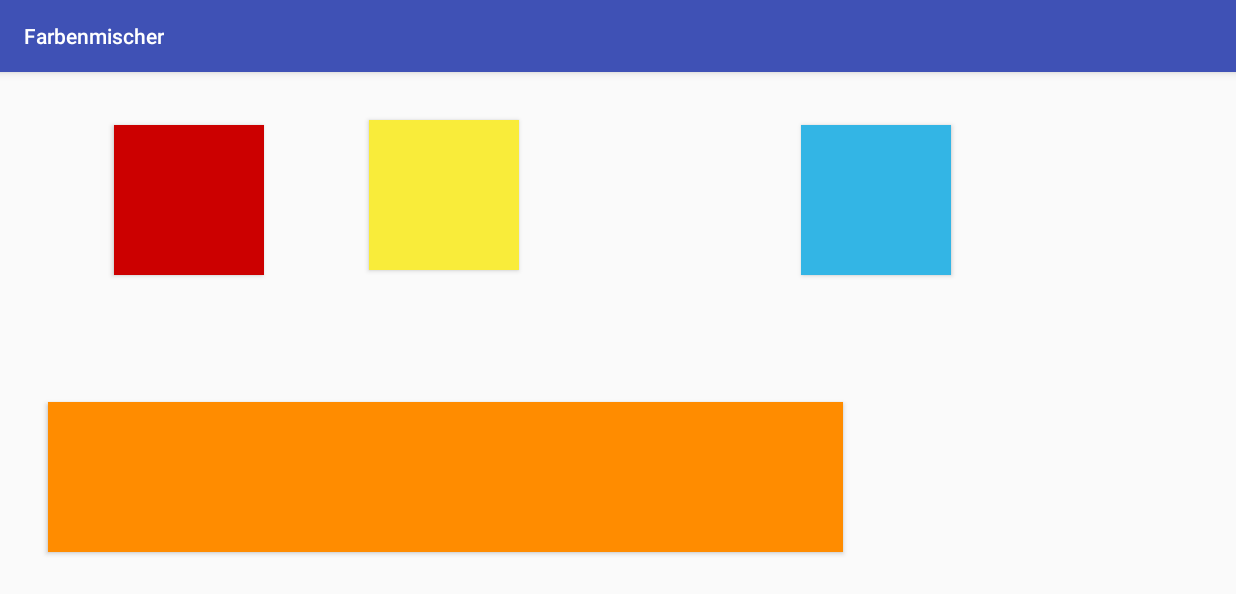
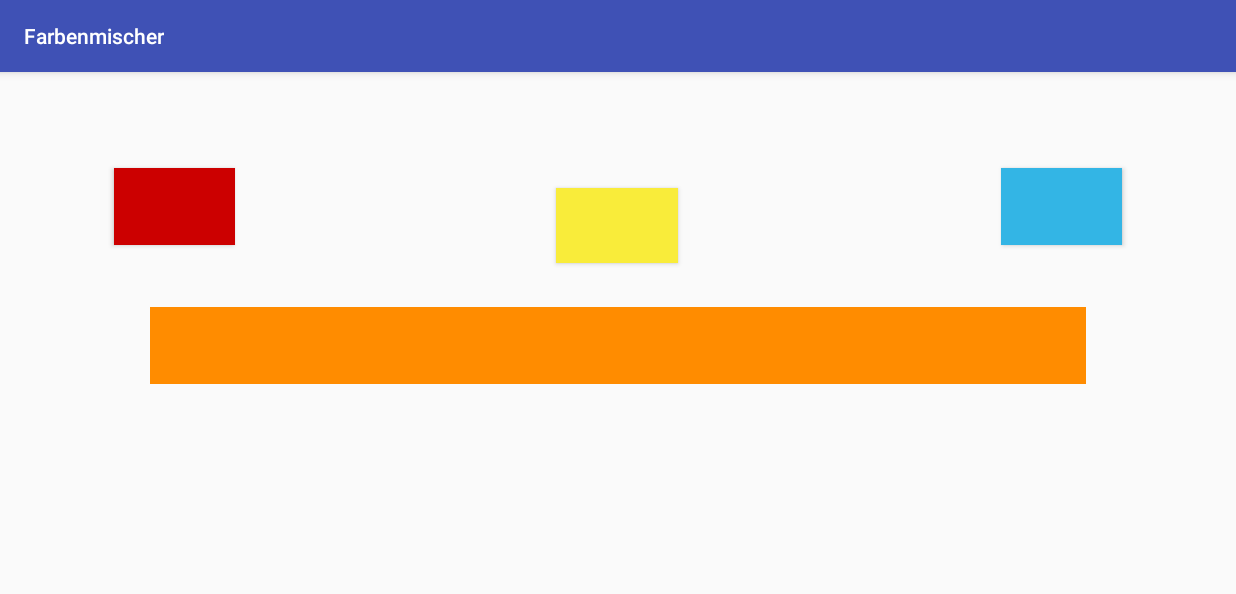
Before and after one commit to velotist/Farbenmischer, an Android app: the screen it shows after launch (MainActivity), after a tap on an icon or button, on a phone screen of 824 x 412 dp (held sideways). Shown: the top 594 px of the screen. Run offline under Robolectric (Android 15) with nearby library versions, the phone set to English and light mode, and no system bars; 1 other tap on this screen came first.

Commit message:
Changed the way on reacting to pressed buttons Optimized coding

```diff
--- a/app/src/main/java/com/marcus/farbenmischer/MainActivity.java
+++ b/app/src/main/java/com/marcus/farbenmischer/MainActivity.java
@@ -6,14 +6,16 @@ import android.os.Bundle;
 import android.support.v7.app.AppCompatActivity;
 import android.view.View;
 import android.widget.Button;
-
-import static android.graphics.Color.GREEN;
+import android.widget.TextView;
 
 public class MainActivity extends AppCompatActivity {
 
-    private int x=0;
-    private int y=0;
-    private int z=0;
+    private int x = 0, y = 0, z = 0;
+
+    Button btnRed;
+    Button btnYellow;
+    Button btnBlue;
+    TextView txtResult;
 
     @Override
     protected void onCreate(Bundle savedInstanceState) {
@@ -23,12 +25,13 @@ public class MainActivity extends AppCompatActivity {
         final MediaPlayer soundGreet = MediaPlayer.create(this,R.raw.leandergreet);
         soundGreet.start();
         try{
-            Thread.sleep(3000);
+            Thread.sleep(4000);
         }catch(InterruptedException ignored){}
 
-        Button btnRed = findViewById(R.id.btnRed_id);
-        Button btnYellow = findViewById(R.id.btnYellow_id);
-        Button btnBlue = findViewById(R.id.btnBlue_id);
+        btnRed = findViewById(R.id.btnRed_id);
+        btnYellow = findViewById(R.id.btnYellow_id);
+        btnBlue = findViewById(R.id.btnBlue_id);
+        txtResult = findViewById(R.id.txtResult_id);
 
         btnRed.setOnClickListener(redClickListener);
         btnYellow.setOnClickListener(yellowClickListener);
@@ -39,14 +42,10 @@ public class MainActivity extends AppCompatActivity {
         @Override
         public void onClick(View v) {
             String farbe = "Rot";
+            x = 1;
             playColor(farbe);
-            try{
-                Thread.sleep(3000);
-            }catch(InterruptedException ignored){}
-
-            x++;
-            if(x==2) x=1;
-            ergebnisFarbeMischen();
+            btnRed.setEnabled(false);
+            resultOfMixingColors();
         }
     };
 
@@ -55,13 +54,9 @@ public class MainActivity extends AppCompatActivity {
         public void onClick(View v) {
             String farbe = "Gelb";
             playColor(farbe);
-            try{
-                Thread.sleep(3000);
-            }catch(InterruptedException ignored){}
-
-            y++;
-            if(y==2) y=1;
-            ergebnisFarbeMischen();
+            y = 1;
+            btnYellow.setEnabled(false);
+            resultOfMixingColors();
         }
     };
 
@@ -70,45 +65,34 @@ public class MainActivity extends AppCompatActivity {
         public void onClick(View v) {
             String farbe = "Blau";
             playColor(farbe);
-            try{
-                Thread.sleep(3000);
-            }catch(InterruptedException ignored){}
-
-            z++;
-            if(z==2) z=1;
-            ergebnisFarbeMischen();
+            z = 1;
+            btnBlue.setEnabled(false);
+            resultOfMixingColors();
         }
     };
 
-    private void ergebnisFarbeMischen() {
+    private void resultOfMixingColors() {
     // x = Rot y = Gelb z = Blau
         // wenn Rot und Gelb gedrückt wurden
-        if(x==1 && y==1) {
+        if(x == 1 && y == 1) {
             // Gib die mp3 zur Farbe Orange aus und setze die Hintergrundfarbe des Ergebnisbuttons auf Orange
             String farbe = "Orange";
-            findViewById(R.id.btnResult_id).setBackgroundColor(Color.parseColor("#FF8C00"));
+            findViewById(R.id.txtResult_id).setBackgroundColor(Color.parseColor("#FF8C00"));
             playColor(farbe);
-            x=0;
-            y=0;
-            z=0;
         }
     // wenn Rot und Blau gedrückt wurden
-        if(x==1 && z==1) {
+        if(x == 1 && z == 1) {
             String farbe = "Lila";
-            findViewById(R.id.btnResult_id).setBackgroundColor(Color.parseColor("#8A2BE2"));
+            findViewById(R.id.txtResult_id).setBackgroundColor(Color.parseColor("#8A2BE2"));
             playColor(farbe);
-            x=0;
-            y=0;
-            z=0;
         }
     // wenn Gelb und Blau gedrückt wurden
-        if(y==1 && z==1) {
+        if(y == 1 && z == 1) {
             String farbe = "Gruen";
-            findViewById(R.id.btnResult_id).setBackgroundColor(GREEN);
+            findViewById(R.id.txtResult_id).setBackgroundColor(Color.parseColor("#00FF00"));
             playColor(farbe);
-            x=0;
-            y=0;
-            z=0;
+        } else {
+
         }
     }
 
@@ -117,27 +101,57 @@ public class MainActivity extends AppCompatActivity {
         switch(farbe) {
             case "Rot":
                 final MediaPlayer soundRot = MediaPlayer.create(this, R.raw.rot);
+                while(soundRot.isPlaying()) {
                     soundRot.start();
+                }
+                soundRot.release();
                 break;
             case "Gelb":
                 final MediaPlayer soundGelb = MediaPlayer.create(this,R.raw.gelb);
+                while(soundGelb.isPlaying()) {
                     soundGelb.start();
+                }
+                soundGelb.release();
                 break;
             case "Blau":
                 final MediaPlayer soundBlau = MediaPlayer.create(this,R.raw.blau);
+                while(soundBlau.isPlaying()) {
                     soundBlau.start();
+                }
+                soundBlau.release();
                 break;
             case "Gruen":
                 final MediaPlayer soundGreen = MediaPlayer.create(this,R.raw.gruen);
+                while(soundGreen.isPlaying()) {
                     soundGreen.start();
+                }
+                soundGreen.release();
+                btnBlue.setEnabled(true);
+                z = 0;
+                btnYellow.setEnabled(true);
+                y = 0;
                 break;
             case "Orange":
                 final MediaPlayer soundOrange = MediaPlayer.create(this,R.raw.orange);
+                while(soundOrange.isPlaying()) {
                     soundOrange.start();
+                }
+                soundOrange.release();
+                btnRed.setEnabled(true);
+                x = 0;
+                btnYellow.setEnabled(true);
+                y = 0;
                 break;
             case "Lila":
                 final MediaPlayer soundLila = MediaPlayer.create(this,R.raw.lila);
+                while(soundLila.isPlaying()) {
                     soundLila.start();
+                }
+                soundLila.release();
+                btnBlue.setEnabled(true);
+                z = 0;
+                btnRed.setEnabled(true);
+                x = 0;
                 break;
             default:
                 break;
--- a/app/src/main/res/layout-land/activity_main.xml
+++ b/app/src/main/res/layout-land/activity_main.xml
@@ -9,58 +9,62 @@
 
     <Button
         android:id="@+id/btnRed_id"
-        android:layout_width="100dp"
-        android:layout_height="100dp"
+        android:layout_width="0dp"
+        android:layout_height="0dp"
         android:layout_marginStart="76dp"
         android:layout_marginLeft="76dp"
-        android:layout_marginTop="35dp"
-        android:layout_marginEnd="34dp"
-        android:layout_marginRight="34dp"
+        android:layout_marginTop="64dp"
+        android:layout_marginEnd="214dp"
+        android:layout_marginRight="214dp"
+        android:layout_marginBottom="41dp"
         android:background="@android:color/holo_red_dark"
+        app:layout_constraintBottom_toTopOf="@+id/txtResult_id"
         app:layout_constraintEnd_toStartOf="@+id/btnYellow_id"
         app:layout_constraintStart_toStartOf="parent"
         app:layout_constraintTop_toTopOf="parent" />
 
     <Button
         android:id="@+id/btnYellow_id"
-        android:layout_width="100dp"
-        android:layout_height="100dp"
-        android:layout_marginStart="70dp"
-        android:layout_marginLeft="70dp"
-        android:layout_marginTop="32dp"
+        android:layout_width="0dp"
+        android:layout_height="50dp"
+        android:layout_marginEnd="215dp"
+        android:layout_marginRight="215dp"
+        android:layout_marginBottom="29dp"
         android:background="#f9ec3a"
-        app:layout_constraintStart_toEndOf="@+id/btnRed_id"
-        app:layout_constraintTop_toTopOf="parent" />
+        app:layout_constraintBottom_toTopOf="@+id/txtResult_id"
+        app:layout_constraintEnd_toStartOf="@+id/btnBlue_id"
+        app:layout_constraintStart_toEndOf="@+id/btnRed_id" />
 
     <Button
         android:id="@+id/btnBlue_id"
-        android:layout_width="100dp"
-        android:layout_height="100dp"
-        android:layout_marginStart="72dp"
-        android:layout_marginLeft="72dp"
-        android:layout_marginTop="35dp"
-        android:layout_marginEnd="66dp"
-        android:layout_marginRight="66dp"
+        android:layout_width="0dp"
+        android:layout_height="0dp"
+        android:layout_marginTop="64dp"
+        android:layout_marginEnd="76dp"
+        android:layout_marginRight="76dp"
+        android:layout_marginBottom="41dp"
         android:background="@android:color/holo_blue_light"
-        app:layout_constraintEnd_toStartOf="@+id/guideline"
+        app:layout_constraintBottom_toTopOf="@+id/txtResult_id"
+        app:layout_constraintEnd_toEndOf="parent"
         app:layout_constraintStart_toEndOf="@+id/btnYellow_id"
         app:layout_constraintTop_toTopOf="parent" />
 
-    <Button
-        android:id="@+id/btnResult_id"
-        android:layout_width="530dp"
-        android:layout_height="100dp"
-        android:layout_marginStart="32dp"
-        android:layout_marginLeft="32dp"
-        android:layout_marginEnd="32dp"
-        android:layout_marginRight="32dp"
-        android:layout_marginBottom="44dp"
+    <TextView
+        android:id="@+id/txtResult_id"
+        android:layout_width="0dp"
+        android:layout_height="0dp"
+        android:layout_marginStart="100dp"
+        android:layout_marginLeft="100dp"
+        android:layout_marginEnd="100dp"
+        android:layout_marginRight="100dp"
+        android:layout_marginBottom="156dp"
         android:background="@android:color/white"
+        android:clickable="false"
         android:visibility="visible"
         app:layout_constraintBottom_toBottomOf="parent"
-        app:layout_constraintEnd_toStartOf="@+id/guideline"
-        app:layout_constraintHorizontal_bias="0.0"
-        app:layout_constraintStart_toStartOf="parent" />
+        app:layout_constraintEnd_toEndOf="parent"
+        app:layout_constraintStart_toStartOf="parent"
+        app:layout_constraintTop_toBottomOf="@+id/btnBlue_id" />
 
     <android.support.constraint.Guideline
         android:id="@+id/guideline"
--- a/app/src/main/res/layout/activity_main.xml
+++ b/app/src/main/res/layout/activity_main.xml
@@ -18,7 +18,7 @@
         android:layout_marginStart="16dp"
         android:layout_marginTop="8dp"
         android:background="@android:color/holo_red_dark"
-        app:layout_constraintBottom_toTopOf="@+id/btnResult_id"
+        app:layout_constraintBottom_toTopOf="@+id/txtResult_id"
         app:layout_constraintEnd_toStartOf="@+id/btnBlue_id"
         app:layout_constraintStart_toEndOf="@+id/btnYellow_id"
         app:layout_constraintTop_toTopOf="parent" />
@@ -34,7 +34,7 @@
         android:layout_marginStart="16dp"
         android:layout_marginTop="8dp"
         android:background="#f9ec3a"
-        app:layout_constraintBottom_toTopOf="@+id/btnResult_id"
+        app:layout_constraintBottom_toTopOf="@+id/txtResult_id"
         app:layout_constraintEnd_toStartOf="@+id/btnRed_id"
         app:layout_constraintStart_toStartOf="parent"
         app:layout_constraintTop_toTopOf="parent" />
@@ -50,13 +50,13 @@
         android:layout_marginStart="16dp"
         android:layout_marginTop="8dp"
         android:background="@android:color/holo_blue_light"
-        app:layout_constraintBottom_toTopOf="@+id/btnResult_id"
+        app:layout_constraintBottom_toTopOf="@+id/txtResult_id"
         app:layout_constraintEnd_toEndOf="parent"
         app:layout_constraintStart_toEndOf="@+id/btnRed_id"
         app:layout_constraintTop_toTopOf="parent" />
 
     <Button
-        android:id="@+id/btnResult_id"
+        android:id="@+id/txtResult_id"
         android:layout_width="350dp"
         android:layout_height="190dp"
         android:layout_marginBottom="8dp"
@@ -84,7 +84,7 @@
         app:layout_constraintBottom_toBottomOf="parent"
         app:layout_constraintEnd_toEndOf="parent"
         app:layout_constraintStart_toStartOf="parent"
-        app:layout_constraintTop_toBottomOf="@+id/btnResult_id" />
+        app:layout_constraintTop_toBottomOf="@+id/txtResult_id" />
 
     <android.support.constraint.Guideline
         android:id="@+id/guideline"
--- a/build.gradle
+++ b/build.gradle
@@ -7,7 +7,7 @@ buildscript {
         jcenter()
     }
     dependencies {
-        classpath 'com.android.tools.build:gradle:3.2.0'
+        classpath 'com.android.tools.build:gradle:3.4.0'
 
 
         // NOTE: Do not place your application dependencies here; they belong
```
Also changed, not shown: gradle/wrapper/gradle-wrapper.properties, 3 other files. Lines whose indentation alone changed are shown as unchanged.
